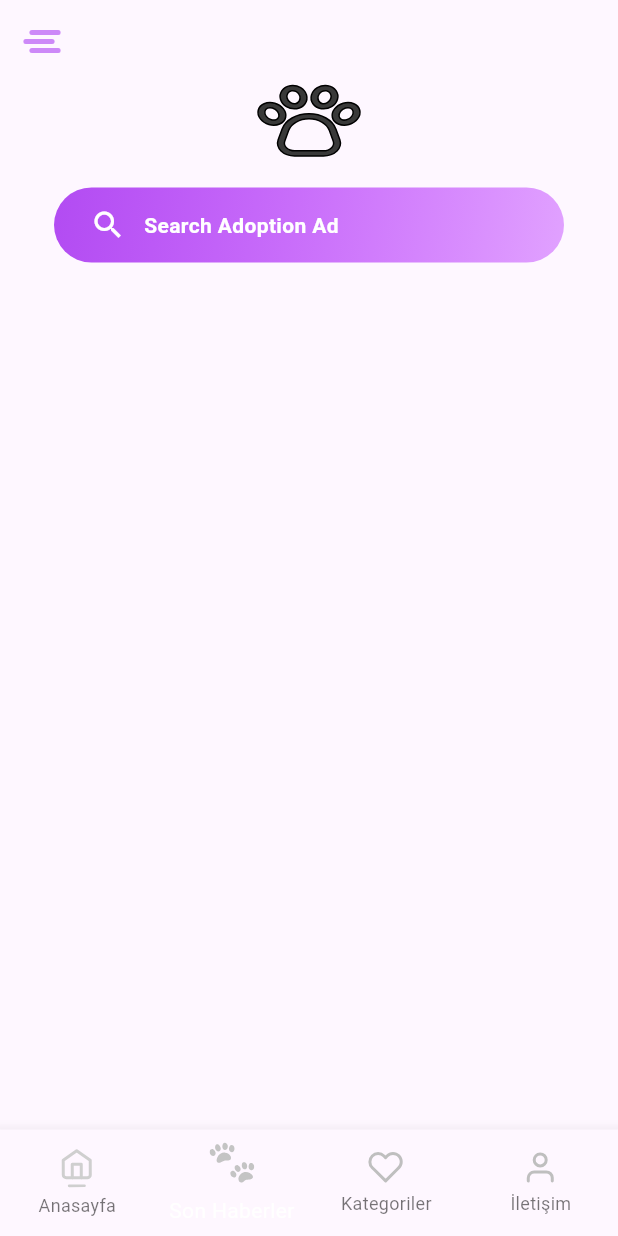
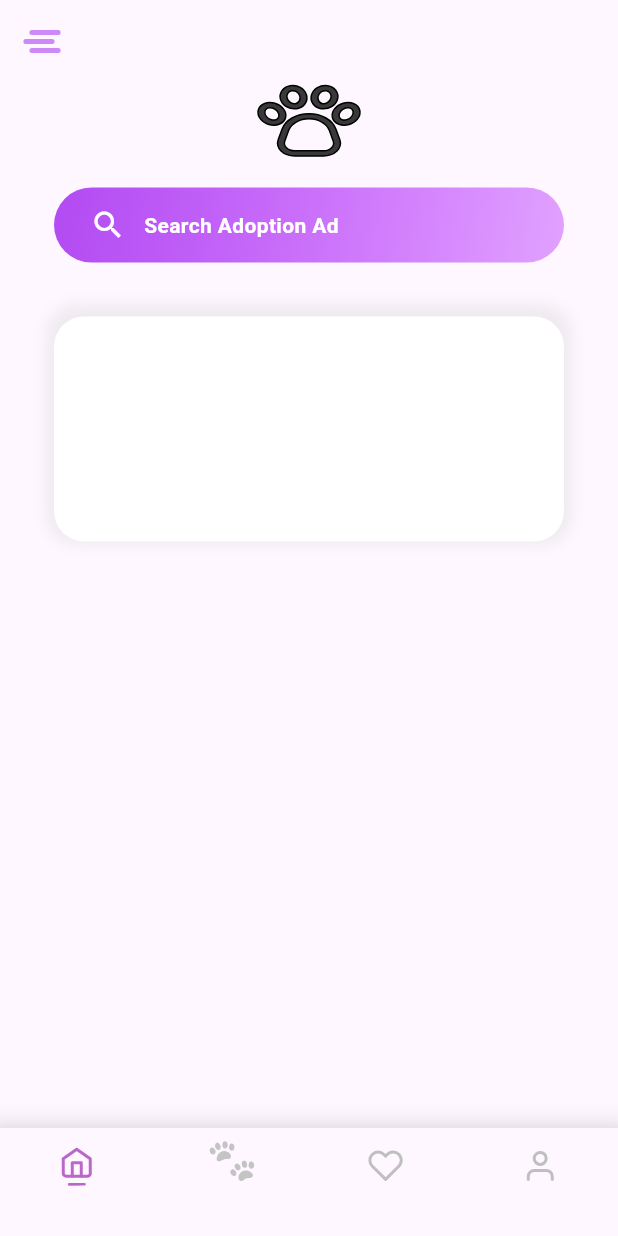
Before and after one commit to gokseennn/Animal_Adoption_App, a Flutter app: the HomeScreen screen opened by its route, on a phone screen of 412 x 824 dp. Run offline on Flutter 3.47's test engine with Material 3 defaults, Android fonts, the phone set to English and light mode, and no system bars; our stand-ins replace flutter_svg, get.

Commit message:
init navbar

```diff
--- /dev/null
+++ b/lib/general-ms/controller/home_binding.dart
@@ -0,0 +1,9 @@
+import 'package:get/get.dart';
+import 'package:pet/general-ms/controller/home_controller.dart';
+
+class HomeBinding extends Bindings {
+  @override
+  void dependencies() {
+    Get.lazyPut(() => HomeController());
+  }
+}
--- /dev/null
+++ b/lib/general-ms/controller/home_controller.dart
@@ -0,0 +1,8 @@
+import 'package:get/get.dart';
+
+class HomeController extends GetxController {
+  final currentIndex = 0.obs;
+  void changeIndex(int index) {
+    currentIndex.value = index;
+  }
+}
--- a/lib/general-ms/general_routes.dart
+++ b/lib/general-ms/general_routes.dart
@@ -1,8 +1,12 @@
 import 'package:get/get_navigation/src/routes/get_route.dart';
+import 'package:pet/general-ms/controller/home_binding.dart';
 import 'package:pet/general-ms/view/home/home_screen.dart';
 
 class GeneralRoutes {
   static final routes = [
-    GetPage(name: HomeScreen.routeName, page: () => const HomeScreen()),
+    GetPage(
+        name: HomeScreen.routeName,
+        page: () => const HomeScreen(),
+        binding: HomeBinding()),
   ];
 }
--- a/lib/general-ms/view/home/home_screen.dart
+++ b/lib/general-ms/view/home/home_screen.dart
@@ -2,8 +2,9 @@ import 'package:flutter/material.dart';
 import 'package:flutter_svg/flutter_svg.dart';
 import 'package:flutter_svg/svg.dart';
 import 'package:get/get.dart';
+import 'package:pet/general-ms/controller/home_controller.dart';
 
-class HomeScreen extends StatelessWidget {
+class HomeScreen extends GetView<HomeController> {
   const HomeScreen({super.key});
   static const routeName = '/home';
   @override
@@ -17,29 +18,68 @@ class HomeScreen extends StatelessWidget {
             ),
           ),
         ),
-        bottomNavigationBar: BottomNavigationBar(
-          currentIndex: 1,
-          onTap: (index) {},
+        bottomNavigationBar: Container(
+          decoration: BoxDecoration(
+            boxShadow: [
+              BoxShadow(
+                color: Colors.grey.withOpacity(0.15),
+                spreadRadius: 5,
+                blurRadius: 7,
+                offset: const Offset(
+                    0, -3), // Gölgenin yönünü ve büyüklüğünü belirler
+              ),
+            ],
+          ),
+          child: Obx(
+            () => BottomNavigationBar(
+              currentIndex: controller.currentIndex.value,
+              onTap: controller.changeIndex,
               type: BottomNavigationBarType.fixed,
               fixedColor: Colors.white,
               items: <BottomNavigationBarItem>[
                 BottomNavigationBarItem(
-              icon: SvgPicture.asset('assets/navhome.svg'),
-              label: 'Anasayfa',
+                  icon: SvgPicture.asset(
+                    'assets/navhome.svg',
+                    colorFilter: controller.currentIndex.value == 0
+                        ? const ColorFilter.mode(
+                            Color(0xFFBA68C8), BlendMode.srcIn)
+                        : null,
+                  ),
+                  label: '',
                 ),
                 BottomNavigationBarItem(
-              icon: SvgPicture.asset('assets/navpet.svg'),
-              label: 'Son Haberler',
+                  icon: SvgPicture.asset(
+                    'assets/navpet.svg',
+                    colorFilter: controller.currentIndex.value == 1
+                        ? const ColorFilter.mode(
+                            Color(0xFFBA68C8), BlendMode.srcIn)
+                        : null,
+                  ),
+                  label: '',
                 ),
                 BottomNavigationBarItem(
-              icon: SvgPicture.asset('assets/navheart.svg'),
-              label: 'Kategoriler',
+                  icon: SvgPicture.asset(
+                    'assets/navheart.svg',
+                    colorFilter: controller.currentIndex.value == 2
+                        ? const ColorFilter.mode(
+                            Color(0xFFBA68C8), BlendMode.srcIn)
+                        : null,
+                  ),
+                  label: '',
                 ),
                 BottomNavigationBarItem(
-              icon: SvgPicture.asset('assets/navprofile.svg'),
-              label: 'İletişim',
+                  icon: SvgPicture.asset(
+                    'assets/navprofile.svg',
+                    colorFilter: controller.currentIndex.value == 3
+                        ? const ColorFilter.mode(
+                            Color(0xFFBA68C8), BlendMode.srcIn)
+                        : null,
+                  ),
+                  label: '',
                 ),
               ],
+            ),
+          ),
         ),
         drawer: Drawer(
           child: Padding(
@@ -188,7 +228,25 @@ class HomeScreen extends StatelessWidget {
                     ],
                   ),
                 ),
-              )
+              ),
+              Container(
+                height: 150,
+                width: double.infinity,
+                margin: const EdgeInsets.symmetric(vertical: 24),
+                decoration: BoxDecoration(
+                  boxShadow: [
+                    BoxShadow(
+                      color: Colors.grey.withOpacity(0.15),
+                      spreadRadius: 5,
+                      blurRadius: 7,
+                      offset: const Offset(
+                          0, -3), // Gölgenin yönünü ve büyüklüğünü belirler
+                    ),
+                  ],
+                  color: Colors.white,
+                  borderRadius: BorderRadius.circular(20),
+                ),
+              ),
             ],
           ),
         ));
```
Also changed, not shown: assets/dogy.svg (added). Lines whose indentation alone changed are shown as unchanged.
